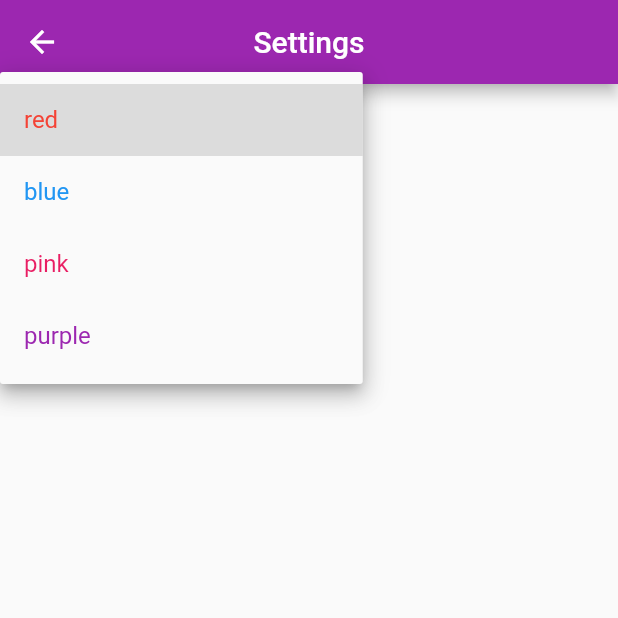
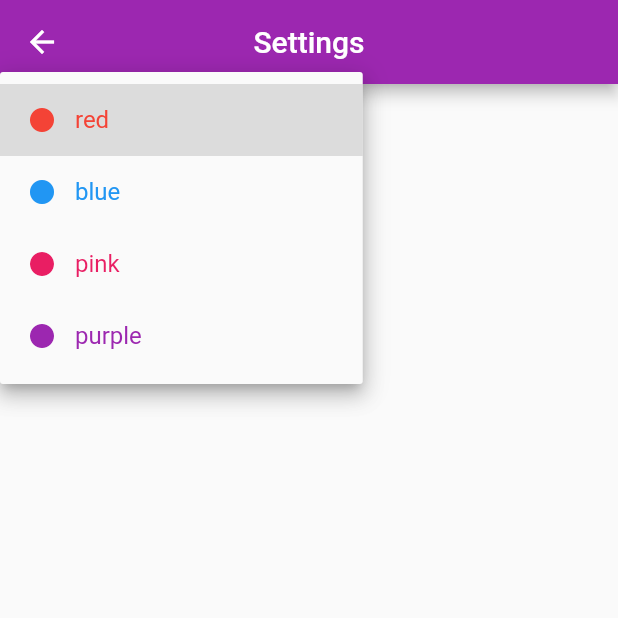
Before and after one commit to Arevir13/ACST_Alex-Iniya_Flutter_App, a Flutter app: the Settings screen opened by its route, after a tap on "Choose your theme color", on a phone screen of 412 x 824 dp, the top half of it. Run offline on Flutter 3.47's test engine with Material 2 defaults, Android fonts, the phone set to English and light mode, and no system bars.

Commit message:
dropdown icons display color

```diff
--- a/lib/Custom_Widgets/ColorWidget.dart
+++ b/lib/Custom_Widgets/ColorWidget.dart
@@ -3,9 +3,11 @@ import 'package:flutter/material.dart';
 class ColorWidget {
   String colorName;
   Color iconColor;
+  Icon colorIcon;
 
   ColorWidget(String colorName, Color iconColor) {
     this.colorName = colorName;
     this.iconColor = iconColor;
+    colorIcon = Icon(Icons.fiber_manual_record, color: iconColor);
   }
 }
--- a/lib/Pages/settings.dart
+++ b/lib/Pages/settings.dart
@@ -25,19 +25,29 @@ class _SettingsState extends State<Settings> {
         title: Text('Settings'),
         centerTitle: true,
       ),
-      body: Column(children: <Widget>[
+      body: Row(
+        children: <Widget>[
           DropdownButton<ColorWidget>(
               hint: Text(
                 'Choose your theme color',
               ), // words of dropdown
               items: themeOptions.map((ColorWidget dropdownColor) {
                 return DropdownMenuItem<ColorWidget>(
-                value: dropdownColor,
-                child: Text(
-                  dropdownColor.colorName,
+                    value:
+                        dropdownColor, //value of selected dropdown is the ColorWidget
+                    child: Row(
+                      children: <Widget>[
+                        dropdownColor.colorIcon, //circle icon to display oolor
+                        SizedBox(
+                          width: 10,
+                        ),
+                        Text(
+                          dropdownColor
+                              .colorName, //name of color of dropdown option
                           style: TextStyle(color: dropdownColor.iconColor),
                         ),
-              );
+                      ],
+                    ));
               }).toList(),
               //creates map to go through list of ColorWidgets (themeOptions)
               //sets value of each button in dropdown to the ColorWidget
@@ -49,7 +59,8 @@ class _SettingsState extends State<Settings> {
                 //when dropdown option pressed, changes value of colorSelected
                 // to the selected color widget
               }),
-      ]),
+        ],
+      ),
     );
   }
 }
```
Lines whose indentation alone changed are shown as unchanged.
